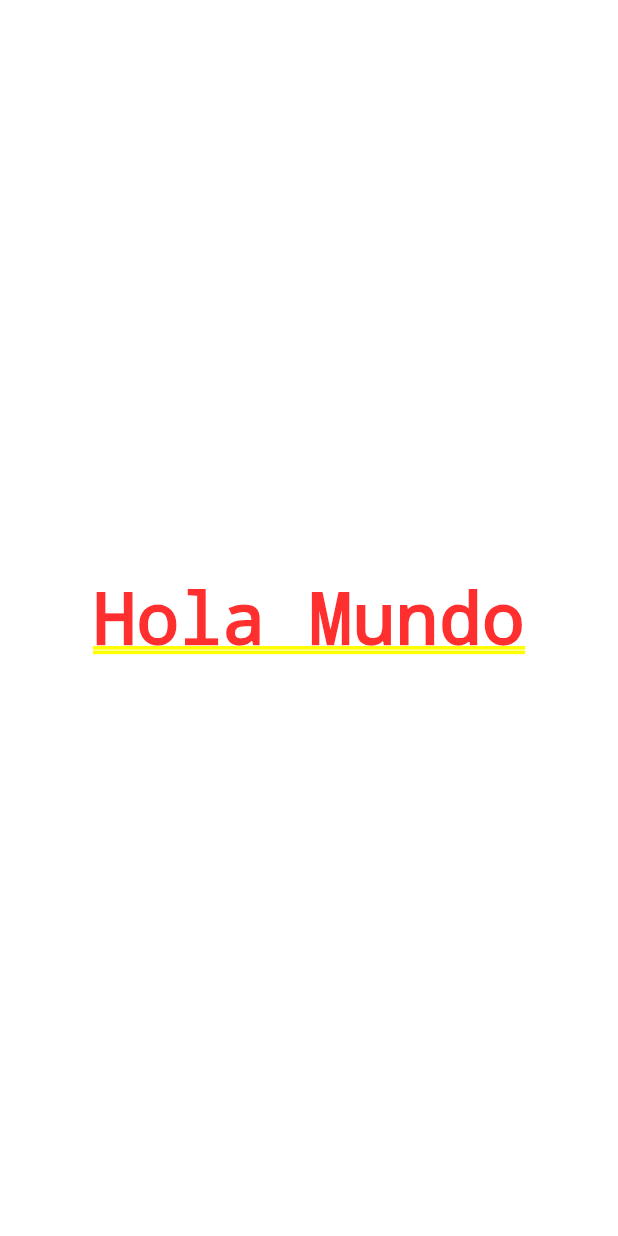
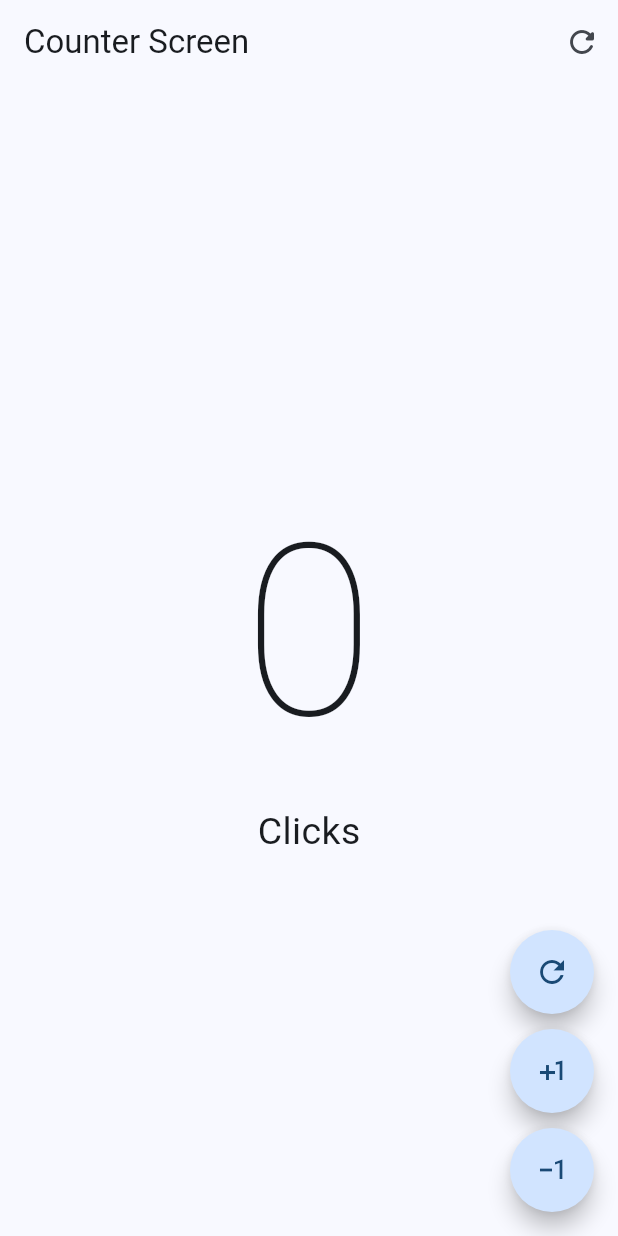
Before and after one commit to yuzmaryporras/flutter-counter-app, a Flutter app: the screen it shows after launch, on a phone screen of 412 x 824 dp. Run offline on Flutter 3.47's test engine with Material 3 defaults, Android fonts, the phone set to English and light mode, and no system bars.

Commit message:
feat: new widget reusable custom button

```diff
--- a/lib/main.dart
+++ b/lib/main.dart
@@ -1,4 +1,5 @@
 import 'package:flutter/material.dart';
+import 'package:hello_world_app/presentation/screens/counter/counter_screen.dart';
 
 void main(){
   runApp(MyApp());
@@ -8,7 +9,12 @@ class MyApp extends StatelessWidget {
   @override
   Widget build(BuildContext context) {
     return MaterialApp(
-      home: Center(child: Text('Hola Mundo')),
+      debugShowCheckedModeBanner: false,
+      theme: ThemeData(
+        useMaterial3: true,
+        colorSchemeSeed: Colors.blue
+      ),
+      home: const CounterScreen(),
     );
   }
 
--- /dev/null
+++ b/lib/presentation/screens/counter/counter_screen.dart
@@ -0,0 +1,85 @@
+import 'package:flutter/material.dart';
+
+class CounterScreen extends StatefulWidget {
+  const CounterScreen({super.key});
+
+  @override
+  State<CounterScreen> createState() => _CounterScreenState();
+}
+
+class _CounterScreenState extends State<CounterScreen> {
+
+  int clickCounter = 0;
+
+  @override
+  Widget build(BuildContext context) {
+    return Scaffold(
+        appBar: AppBar(
+          title: Text('Counter Screen'),
+          actions: [
+            IconButton(onPressed: () {
+              setState(() {
+                  clickCounter = 0;
+              });
+            }, icon: Icon(Icons.refresh_rounded))
+          ],
+        ),
+        body: Center(
+          child: Column(
+            mainAxisAlignment: MainAxisAlignment.center,
+            children: [
+              Text('$clickCounter',
+              style: const TextStyle(fontSize: 160, fontWeight: FontWeight.w100)),
+              Text('Click${ clickCounter == 1 ? '' : 's' }', style: const TextStyle( fontSize: 25 ),)
+            ],
+          )
+        ),
+        floatingActionButton: Column(
+          mainAxisAlignment: MainAxisAlignment.end,
+          children: [
+            CustomButton(
+              icon: Icons.refresh_outlined,
+              onPressed: () {
+                clickCounter = 0;
+                setState(() {});
+              }),
+            SizedBox(height: 10),
+            CustomButton(
+              icon: Icons.plus_one,
+               onPressed: () {
+                clickCounter++;
+                setState(() {});
+              }),
+            SizedBox(height: 10),
+            CustomButton(
+              icon: Icons.exposure_minus_1_outlined,
+              onPressed: () {
+                if(clickCounter == 0) return;
+                clickCounter--;
+                setState(() {});
+              })
+          ],
+        ),
+      );
+  }
+}
+
+class CustomButton extends StatelessWidget {
+  final IconData icon;
+  final VoidCallback? onPressed;
+
+  const CustomButton({
+    super.key,
+    required this.icon,
+    this.onPressed
+  });
+
+  @override
+  Widget build(BuildContext context) {
+    return FloatingActionButton(
+      shape: StadiumBorder(),
+      onPressed: onPressed,
+      child: Icon(icon),
+    );
+  }
+}
```
Also changed, not shown: lib/presentation/screens/counter/counter_functions_screen.dart (added, +40 -0 lines).
